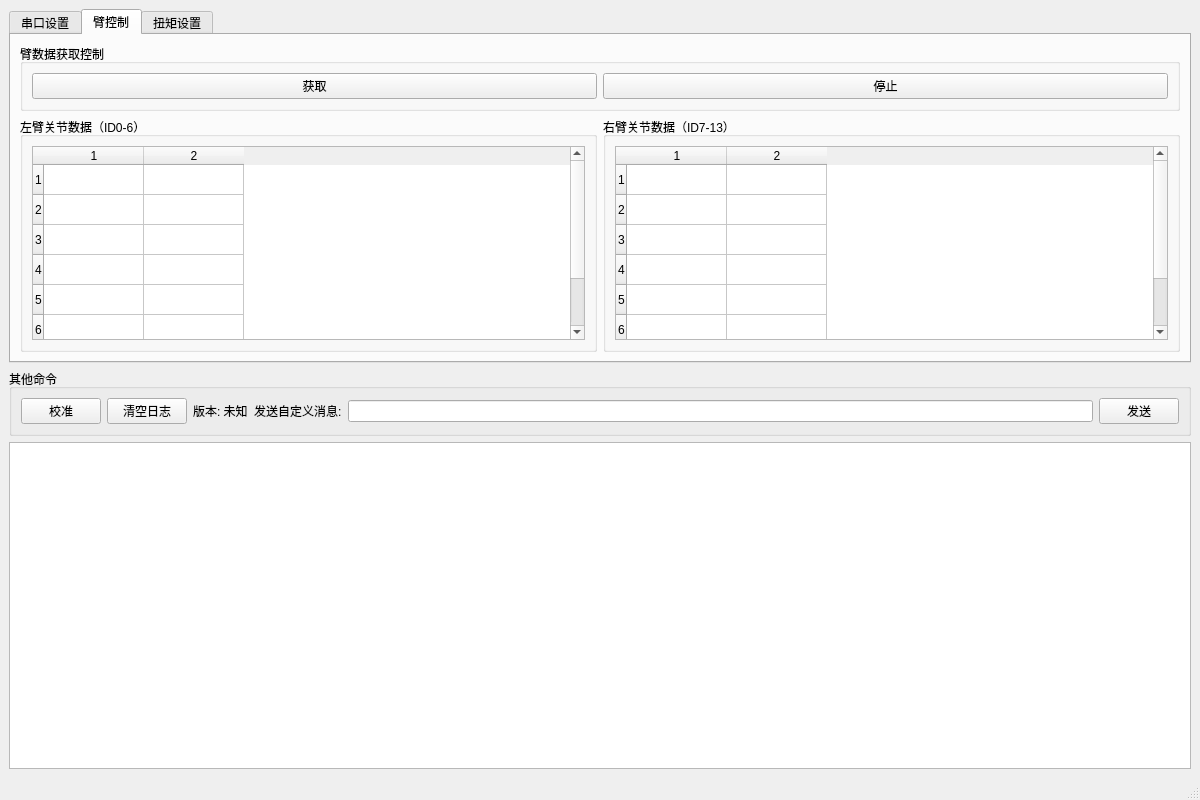
LoveCPro/Linker_TA, file mainwindow.ui: the form before one commit.
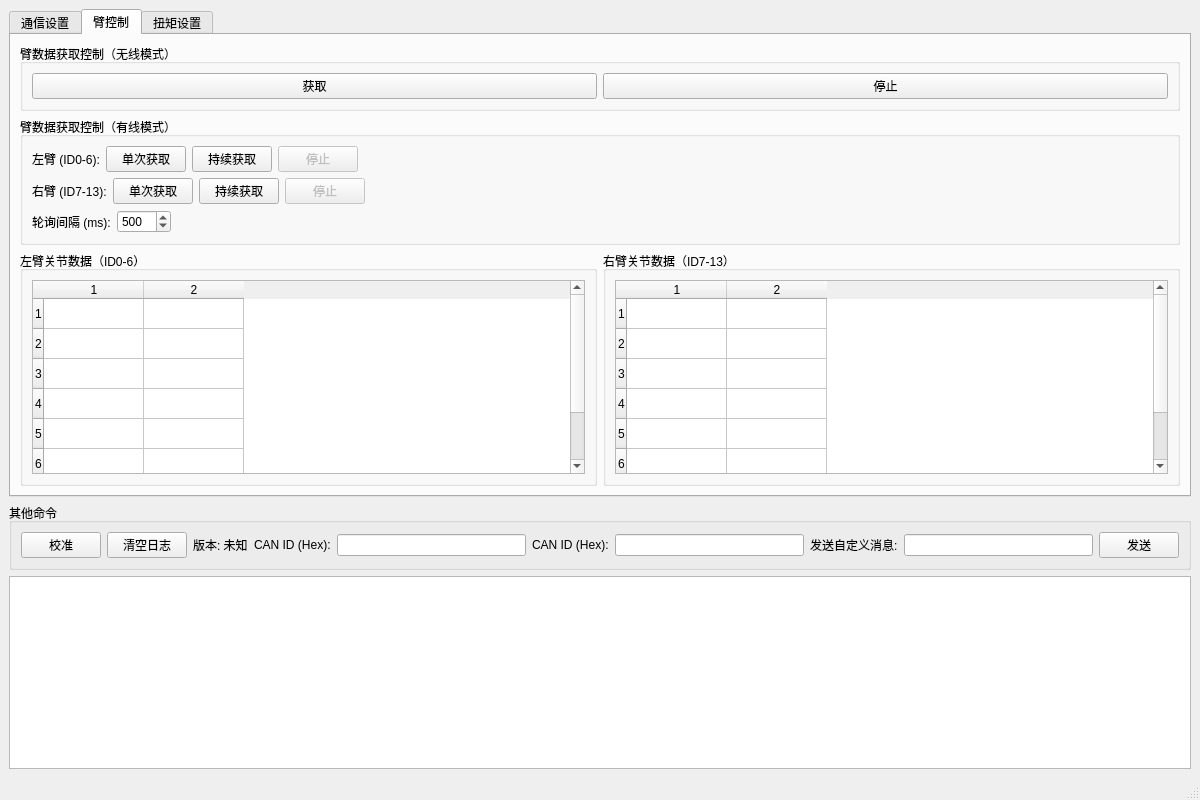
The form after the commit. The open tabs and pages were chosen to show the change.

Commit message: 添加有线摇操臂

Diff of the .ui file:
```diff
--- a/mainwindow.ui
+++ b/mainwindow.ui
@@ -22,7 +22,7 @@
       </property>
       <widget class="QWidget" name="serialTab">
        <attribute name="title">
-        <string>串口设置</string>
+        <string>通信设置</string>
        </attribute>
        <layout class="QVBoxLayout" name="verticalLayout_2">
         <item>
@@ -118,7 +118,7 @@
         <item>
          <widget class="QGroupBox" name="armControlGroup">
           <property name="title">
-           <string>臂数据获取控制</string>
+           <string>臂数据获取控制（无线模式）</string>
           </property>
           <layout class="QHBoxLayout" name="horizontalLayout_armControl">
            <item>
@@ -138,6 +138,151 @@
           </layout>
          </widget>
         </item>
+        <item>
+         <widget class="QGroupBox" name="canArmControlGroup">
+          <property name="title">
+           <string>臂数据获取控制（有线模式）</string>
+          </property>
+          <property name="visible">
+           <bool>false</bool>
+          </property>
+          <layout class="QVBoxLayout" name="verticalLayout_canArmControl">
+           <item>
+            <layout class="QHBoxLayout" name="horizontalLayout_leftArm">
+             <item>
+              <widget class="QLabel" name="label_leftArm">
+               <property name="text">
+                <string>左臂 (ID0-6):</string>
+               </property>
+              </widget>
+             </item>
+             <item>
+              <widget class="QPushButton" name="canLeftArmSingleButton">
+               <property name="text">
+                <string>单次获取</string>
+               </property>
+              </widget>
+             </item>
+             <item>
+              <widget class="QPushButton" name="canLeftArmContinuousButton">
+               <property name="text">
+                <string>持续获取</string>
+               </property>
+              </widget>
+             </item>
+             <item>
+              <widget class="QPushButton" name="canLeftArmStopButton">
+               <property name="text">
+                <string>停止</string>
+               </property>
+               <property name="enabled">
+                <bool>false</bool>
+               </property>
+              </widget>
+             </item>
+             <item>
+              <spacer name="horizontalSpacer_leftArm">
+               <property name="orientation">
+                <enum>Qt::Horizontal</enum>
+               </property>
+               <property name="sizeHint" stdset="0">
+                <size>
+                 <width>40</width>
+                 <height>20</height>
+                </size>
+               </property>
+              </spacer>
+             </item>
+            </layout>
+           </item>
+           <item>
+            <layout class="QHBoxLayout" name="horizontalLayout_rightArm">
+             <item>
+              <widget class="QLabel" name="label_rightArm">
+               <property name="text">
+                <string>右臂 (ID7-13):</string>
+               </property>
+              </widget>
+             </item>
+             <item>
+              <widget class="QPushButton" name="canRightArmSingleButton">
+               <property name="text">
+                <string>单次获取</string>
+               </property>
+              </widget>
+             </item>
+             <item>
+              <widget class="QPushButton" name="canRightArmContinuousButton">
+               <property name="text">
+                <string>持续获取</string>
+               </property>
+              </widget>
+             </item>
+             <item>
+              <widget class="QPushButton" name="canRightArmStopButton">
+               <property name="text">
+                <string>停止</string>
+               </property>
+               <property name="enabled">
+                <bool>false</bool>
+               </property>
+              </widget>
+             </item>
+             <item>
+              <spacer name="horizontalSpacer_rightArm">
+               <property name="orientation">
+                <enum>Qt::Horizontal</enum>
+               </property>
+               <property name="sizeHint" stdset="0">
+                <size>
+                 <width>40</width>
+                 <height>20</height>
+                </size>
+               </property>
+              </spacer>
+             </item>
+            </layout>
+           </item>
+           <item>
+            <layout class="QHBoxLayout" name="horizontalLayout_pollInterval">
+             <item>
+              <widget class="QLabel" name="label_pollInterval">
+               <property name="text">
+                <string>轮询间隔 (ms):</string>
+               </property>
+              </widget>
+             </item>
+             <item>
+              <widget class="QSpinBox" name="pollIntervalSpinBox">
+               <property name="minimum">
+                <number>100</number>
+               </property>
+               <property name="maximum">
+                <number>5000</number>
+               </property>
+               <property name="value">
+                <number>500</number>
+               </property>
+              </widget>
+             </item>
+             <item>
+              <spacer name="horizontalSpacer_pollInterval">
+               <property name="orientation">
+                <enum>Qt::Horizontal</enum>
+               </property>
+               <property name="sizeHint" stdset="0">
+                <size>
+                 <width>40</width>
+                 <height>20</height>
+                </size>
+               </property>
+              </spacer>
+             </item>
+            </layout>
+           </item>
+          </layout>
+         </widget>
+        </item>
         <item>
          <layout class="QHBoxLayout" name="horizontalLayout_2">
           <item>
@@ -324,6 +469,46 @@
          </property>
         </widget>
        </item>
+       <item>
+        <widget class="QLabel" name="canIdLabel">
+         <property name="visible">
+          <bool>false</bool>
+         </property>
+         <property name="text">
+          <string>CAN ID (Hex):</string>
+         </property>
+        </widget>
+       </item>
+       <item>
+        <widget class="QLineEdit" name="canIdEdit">
+         <property name="visible">
+          <bool>false</bool>
+         </property>
+         <property name="maximumWidth">
+          <number>60</number>
+         </property>
+        </widget>
+       </item>
+       <item>
+        <widget class="QLabel" name="canIdLabel">
+         <property name="visible">
+          <bool>false</bool>
+         </property>
+         <property name="text">
+          <string>CAN ID (Hex):</string>
+         </property>
+        </widget>
+       </item>
+       <item>
+        <widget class="QLineEdit" name="canIdEdit">
+         <property name="visible">
+          <bool>false</bool>
+         </property>
+         <property name="maximumWidth">
+          <number>60</number>
+         </property>
+        </widget>
+       </item>
        <item>
         <widget class="QLabel" name="label_13">
          <property name="text">
```
Left out of the diff: 82 changed lines with no effect on the pictures. The commit also changes 7 other files.
